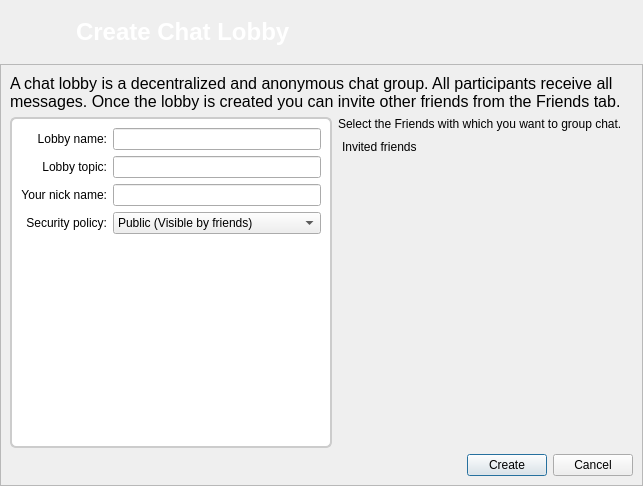
The window that retroshare-gui/src/gui/chat/CreateLobbyDialog.ui (RetroShare/RetroShare) describes before a commit, drawn with Qt 5.
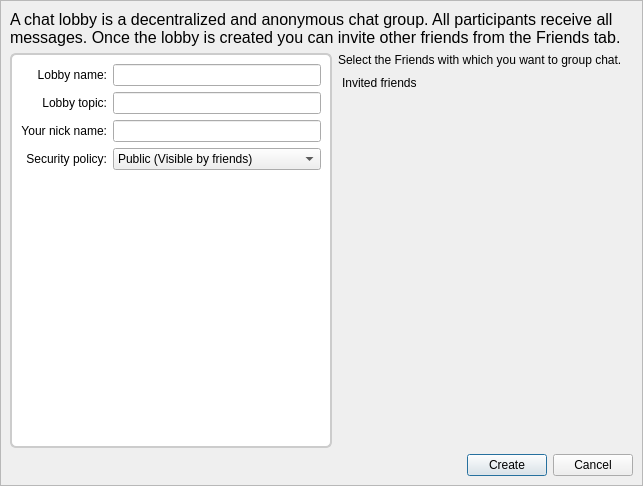
The same window after the commit. Icons and pictures are not drawn. Custom widgets are drawn as their Qt base class.

Commit message: Added new base class HeaderFrame - image and text at top of the windows.

Patch:
```diff
--- a/retroshare-gui/src/gui/chat/CreateLobbyDialog.ui
+++ b/retroshare-gui/src/gui/chat/CreateLobbyDialog.ui
@@ -40,71 +40,7 @@
        <number>0</number>
       </property>
       <item row="0" column="0">
-       <widget class="QFrame" name="frame">
-        <property name="minimumSize">
-         <size>
-          <width>239</width>
-          <height>64</height>
-         </size>
-        </property>
-        <property name="maximumSize">
-         <size>
-          <width>16777215</width>
-          <height>64</height>
-         </size>
-        </property>
-        <property name="styleSheet">
-         <string notr="true">QFrame#frame{background-image: url(:/images/connect/connectFriendBanner.png);
-}</string>
-        </property>
-        <property name="frameShape">
-         <enum>QFrame::NoFrame</enum>
-        </property>
-        <property name="frameShadow">
-         <enum>QFrame::Raised</enum>
-        </property>
-        <layout class="QHBoxLayout" name="horizontalLayout_3">
-         <property name="margin">
-          <number>6</number>
-         </property>
-         <item>
-          <widget class="QLabel" name="label">
-           <property name="minimumSize">
-            <size>
-             <width>0</width>
-             <height>0</height>
-            </size>
-           </property>
-           <property name="maximumSize">
-            <size>
-             <width>64</width>
-             <height>64</height>
-            </size>
-           </property>
-           <property name="text">
-            <string/>
-           </property>
-           <property name="pixmap">
-            <pixmap resource="../images.qrc">:/images/user/agt_forum64.png</pixmap>
-           </property>
-          </widget>
-         </item>
-         <item>
-          <widget class="QLabel" name="tlShareKey">
-           <property name="styleSheet">
-            <string notr="true"/>
-           </property>
-           <property name="text">
-            <string>&lt;!DOCTYPE HTML PUBLIC &quot;-//W3C//DTD HTML 4.0//EN&quot; &quot;http://www.w3.org/TR/REC-html40/strict.dtd&quot;&gt;
-&lt;html&gt;&lt;head&gt;&lt;meta name=&quot;qrichtext&quot; content=&quot;1&quot; /&gt;&lt;style type=&quot;text/css&quot;&gt;
-p, li { white-space: pre-wrap; }
-&lt;/style&gt;&lt;/head&gt;&lt;body style=&quot; font-family:'Ubuntu'; font-size:11pt; font-weight:400; font-style:normal;&quot;&gt;
-&lt;p style=&quot; margin-top:0px; margin-bottom:0px; margin-left:0px; margin-right:0px; -qt-block-indent:0; text-indent:0px;&quot;&gt;&lt;span style=&quot; font-family:'MS Shell Dlg 2'; font-size:18pt; font-weight:600; color:#ffffff;&quot;&gt;Create Chat Lobby&lt;/span&gt;&lt;/p&gt;&lt;/body&gt;&lt;/html&gt;</string>
-           </property>
-          </widget>
-         </item>
-        </layout>
-       </widget>
+       <widget class="HeaderFrame" name="headerFrame"/>
       </item>
       <item row="1" column="0">
        <widget class="QFrame" name="frame_3">
@@ -379,6 +315,12 @@
   </layout>
  </widget>
  <customwidgets>
+  <customwidget>
+   <class>HeaderFrame</class>
+   <extends>QFrame</extends>
+   <header>gui/common/HeaderFrame.h</header>
+   <container>1</container>
+  </customwidget>
   <customwidget>
    <class>FriendSelectionWidget</class>
    <extends>QWidget</extends>
```
The commit also changes 41 other files.
